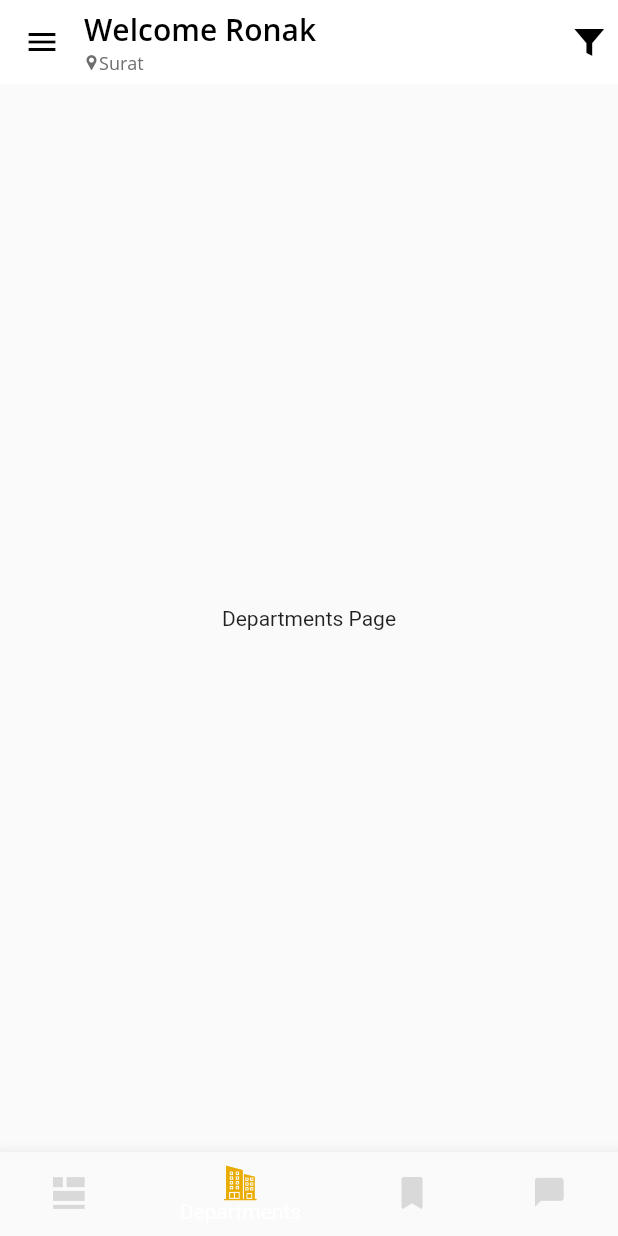
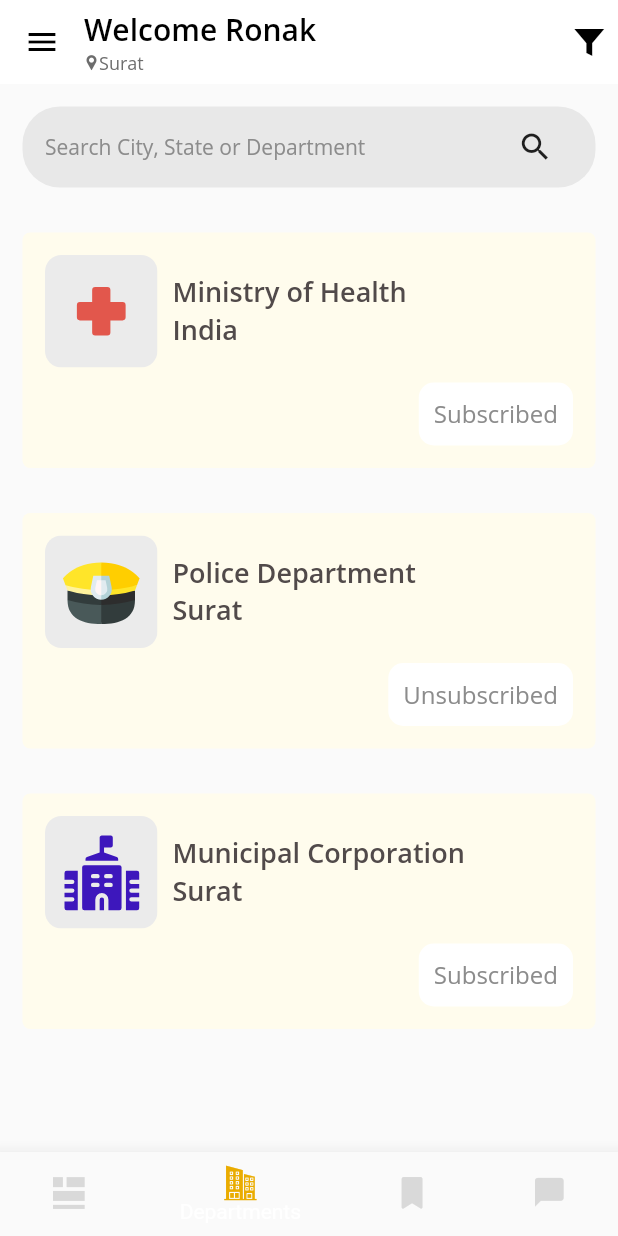
Before and after one commit to ronak197/hamara_prashasan, a Flutter app: the screen it shows after launch, item 2 of the bottom bar chosen, on a phone screen of 412 x 824 dp. Run offline on Flutter 3.47's test engine with Material 2 defaults, Android fonts, the phone set to English and light mode, and no system bars; our stand-ins replace flutter_svg; missing offline and left inert: flutter_webview_plugin.

Commit message:
Departments Page UI Created

```diff
--- /dev/null
+++ b/lib/departments_page.dart
@@ -0,0 +1,145 @@
+import 'package:flutter/material.dart';
+import 'package:flutter_svg/flutter_svg.dart';
+
+class DepartmentsPage extends StatefulWidget {
+  @override
+  _DepartmentsPageState createState() => _DepartmentsPageState();
+}
+
+class _DepartmentsPageState extends State<DepartmentsPage> {
+  @override
+  Widget build(BuildContext context) {
+    return SingleChildScrollView(
+      child: Column(
+        children: [
+          Container(
+            margin: EdgeInsets.symmetric(horizontal: 15.0, vertical: 15.0),
+            padding: EdgeInsets.symmetric(horizontal: 15.0, vertical: 15.0),
+            decoration: BoxDecoration(
+              borderRadius: BorderRadius.circular(25.0),
+              color: Colors.grey.withOpacity(0.2),
+            ),
+            child: Row(
+              children: [
+                Expanded(
+                  flex: 6,
+                  child: Text(
+                    "Search City, State or Department",
+                    style: Theme.of(context)
+                        .textTheme
+                        .headline1
+                        .copyWith(color: Color(0xff8C8C8C)),
+                    maxLines: 1,
+                    overflow: TextOverflow.ellipsis,
+                  ),
+                ),
+                Expanded(
+                  child: Icon(Icons.search),
+                ),
+              ],
+            ),
+          ),
+          DepartmentsMessageBox(
+            imageLoc: 'assets/health_avatar.svg',
+            subscribed: true,
+            title: "Ministry of Health",
+            subtitle: "India",
+          ),
+          DepartmentsMessageBox(
+            imageLoc: 'assets/police_avatar.svg',
+            subscribed: false,
+            title: "Police Department",
+            subtitle: "Surat",
+          ),
+          DepartmentsMessageBox(
+            imageLoc: 'assets/muncorp_avatar.svg',
+            subscribed: true,
+            title: "Municipal Corporation",
+            subtitle: "Surat",
+          ),
+        ],
+      ),
+    );
+  }
+}
+
+class DepartmentsMessageBox extends StatelessWidget {
+  final String imageLoc, title, subtitle;
+  final bool subscribed;
+  DepartmentsMessageBox(
+      {this.imageLoc, this.title, this.subtitle, this.subscribed});
+
+  @override
+  Widget build(BuildContext context) {
+    return Container(
+      margin: EdgeInsets.symmetric(horizontal: 15.0, vertical: 15.0),
+      padding: EdgeInsets.symmetric(horizontal: 15.0, vertical: 15.0),
+      decoration: BoxDecoration(
+        borderRadius: BorderRadius.all(Radius.circular(5.0)),
+        color: Color(0xffFFFCED),
+      ),
+      child: Column(
+        mainAxisSize: MainAxisSize.min,
+        children: [
+          Row(
+            mainAxisSize: MainAxisSize.max,
+            children: [
+              Container(
+                child: SvgPicture.asset(
+                  imageLoc,
+                ),
+              ),
+              Expanded(
+                child: Container(
+                  alignment: Alignment.topLeft,
+                  margin: EdgeInsets.only(left: 10.0),
+                  child: Column(
+                    crossAxisAlignment: CrossAxisAlignment.start,
+                    mainAxisAlignment: MainAxisAlignment.spaceBetween,
+                    mainAxisSize: MainAxisSize.min,
+                    children: [
+                      Text(
+                        title,
+                        style: Theme.of(context).textTheme.headline3.copyWith(
+                            color: Color(0xff514A4A),
+                            fontWeight: FontWeight.w600),
+                        maxLines: 1,
+                        overflow: TextOverflow.ellipsis,
+                      ),
+                      Text(
+                        subtitle,
+                        style: Theme.of(context).textTheme.headline3.copyWith(
+                            color: Color(0xff514A4A),
+                            fontWeight: FontWeight.bold),
+                        maxLines: 2,
+                        overflow: TextOverflow.ellipsis,
+                      ),
+                    ],
+                  ),
+                ),
+              ),
+            ],
+          ),
+          Align(
+            alignment: Alignment.topRight,
+            child: Container(
+              margin: EdgeInsets.only(top: 10.0),
+              padding: EdgeInsets.all(10),
+              decoration: BoxDecoration(
+                borderRadius: BorderRadius.circular(10),
+                color: Colors.white,
+              ),
+              child: Text(
+                subscribed ? "Subscribed" : "Unsubscribed",
+                style: Theme.of(context)
+                    .textTheme
+                    .headline2
+                    .copyWith(color: Color(0xff8C8C8C)),
+              ),
+            ),
+          ),
+        ],
+      ),
+    );
+  }
+}
--- a/lib/homepage.dart
+++ b/lib/homepage.dart
@@ -5,6 +5,7 @@ import 'package:flutter_svg/flutter_svg.dart';
 
 import 'package:hamaraprashasan/bottom_bar_icons_icons.dart';
 import 'package:hamaraprashasan/app_bar_icons_icons.dart';
+import 'package:hamaraprashasan/departments_page.dart';
 import 'package:hamaraprashasan/drawer_icons_icons.dart';
 import 'package:hamaraprashasan/news_feed_page.dart';
 
@@ -14,13 +15,10 @@ class HomePage extends StatefulWidget {
 }
 
 class _HomePageState extends State<HomePage> {
-
   int _currentIndex = 0;
   final List<Widget> _children = [
     NewsFeedPage(),
-    Center(
-      child: Text('Departments Page'),
-    ),
+    DepartmentsPage(),
     Center(
       child: Text('Bookmark Page'),
     ),
@@ -43,14 +41,21 @@ class _HomePageState extends State<HomePage> {
         actions: [
           Container(
             padding: EdgeInsets.all(10.0),
-              child: Icon(AppBarIcons.filter, size: 20.0,),
+            child: Icon(
+              AppBarIcons.filter,
+              size: 20.0,
+            ),
           )
         ],
         title: Column(
           crossAxisAlignment: CrossAxisAlignment.start,
           mainAxisSize: MainAxisSize.min,
           children: [
-            Text('Welcome Ronak', style: Theme.of(context).textTheme.headline4.copyWith(fontWeight: FontWeight.w600)),
+            Text('Welcome Ronak',
+                style: Theme.of(context)
+                    .textTheme
+                    .headline4
+                    .copyWith(fontWeight: FontWeight.w600)),
             Row(
               mainAxisSize: MainAxisSize.min,
               crossAxisAlignment: CrossAxisAlignment.start,
@@ -59,12 +64,21 @@ class _HomePageState extends State<HomePage> {
                 Container(
                     height: 16.0,
                     alignment: Alignment.bottomCenter,
-                      child: Center(child: Icon(AppBarIcons.location, size: 10.0, color: Color(0xff6D6D6D),))
-                  ),
+                    child: Center(
+                        child: Icon(
+                      AppBarIcons.location,
+                      size: 10.0,
+                      color: Color(0xff6D6D6D),
+                    ))),
                 Container(
                     height: 16.0,
                     alignment: Alignment.topLeft,
-                      child: Center(child: Text('Surat', style: Theme.of(context).textTheme.bodyText1.copyWith(color: Color(0xff6D6D6D)))))
+                    child: Center(
+                        child: Text('Surat',
+                            style: Theme.of(context)
+                                .textTheme
+                                .bodyText1
+                                .copyWith(color: Color(0xff6D6D6D)))))
               ],
             )
           ],
@@ -76,95 +90,141 @@ class _HomePageState extends State<HomePage> {
             UserAccountsDrawerHeader(
               currentAccountPicture: CircleAvatar(
                 radius: 50.0,
-                child: Text('RJ', style: Theme.of(context).textTheme.headline4.copyWith(color: Colors.white)),
+                child: Text('RJ',
+                    style: Theme.of(context)
+                        .textTheme
+                        .headline4
+                        .copyWith(color: Colors.white)),
               ),
-              decoration: BoxDecoration(
-                color: Color(0xff02CCFF)
+              decoration: BoxDecoration(color: Color(0xff02CCFF)),
+              accountEmail: Text(
+                'jain.ronak197@gmail.com',
+                style: Theme.of(context)
+                    .textTheme
+                    .headline1
+                    .copyWith(color: Colors.white),
               ),
-              accountEmail: Text('jain.ronak197@gmail.com', style: Theme.of(context).textTheme.headline1.copyWith(color: Colors.white),),
-              accountName: Text('Ronak Jain', style: Theme.of(context).textTheme.headline1.copyWith(fontWeight: FontWeight.w600, color: Colors.white)),
+              accountName: Text('Ronak Jain',
+                  style: Theme.of(context).textTheme.headline1.copyWith(
+                      fontWeight: FontWeight.w600, color: Colors.white)),
             ),
             InkWell(
-              onTap: (){},
+              onTap: () {},
               child: Row(
                 mainAxisAlignment: MainAxisAlignment.start,
                 mainAxisSize: MainAxisSize.max,
                 children: [
                   Container(
                       padding: EdgeInsets.all(20.0),
-                      child: Icon(DrawerIcons.notifications, color: Colors.black, size: 18.0,)
-                  ),
-                  Text('Notifications', style: Theme.of(context).textTheme.headline2,)
+                      child: Icon(
+                        DrawerIcons.notifications,
+                        color: Colors.black,
+                        size: 18.0,
+                      )),
+                  Text(
+                    'Notifications',
+                    style: Theme.of(context).textTheme.headline2,
+                  )
                 ],
               ),
             ),
             InkWell(
-              onTap: (){},
+              onTap: () {},
               child: Row(
                 mainAxisAlignment: MainAxisAlignment.start,
                 mainAxisSize: MainAxisSize.max,
                 children: [
                   Container(
                       padding: EdgeInsets.all(20.0),
-                      child: Icon(DrawerIcons.general, color: Colors.black, size: 18.0,)
-                  ),
-                  Text('General', style: Theme.of(context).textTheme.headline2,)
+                      child: Icon(
+                        DrawerIcons.general,
+                        color: Colors.black,
+                        size: 18.0,
+                      )),
+                  Text(
+                    'General',
+                    style: Theme.of(context).textTheme.headline2,
+                  )
                 ],
               ),
             ),
             InkWell(
-              onTap: (){},
+              onTap: () {},
               child: Row(
                 mainAxisAlignment: MainAxisAlignment.start,
                 mainAxisSize: MainAxisSize.max,
                 children: [
                   Container(
                       padding: EdgeInsets.all(20.0),
-                      child: Icon(DrawerIcons.account, color: Colors.black, size: 18.0,)
-                  ),
-                  Text('Account', style: Theme.of(context).textTheme.headline2,)
+                      child: Icon(
+                        DrawerIcons.account,
+                        color: Colors.black,
+                        size: 18.0,
+                      )),
+                  Text(
+                    'Account',
+                    style: Theme.of(context).textTheme.headline2,
+                  )
                 ],
               ),
             ),
             InkWell(
-              onTap: (){},
+              onTap: () {},
               child: Row(
                 mainAxisAlignment: MainAxisAlignment.start,
                 mainAxisSize: MainAxisSize.max,
                 children: [
                   Container(
                       padding: EdgeInsets.all(20.0),
-                      child: Icon(DrawerIcons.privacy, color: Colors.black, size: 18.0,)
-                  ),
-                  Text('Privacy', style: Theme.of(context).textTheme.headline2,)
+                      child: Icon(
+                        DrawerIcons.privacy,
+                        color: Colors.black,
+                        size: 18.0,
+                      )),
+                  Text(
+                    'Privacy',
+                    style: Theme.of(context).textTheme.headline2,
+                  )
                 ],
               ),
             ),
             InkWell(
-              onTap: (){},
+              onTap: () {},
               child: Row(
                 mainAxisAlignment: MainAxisAlignment.start,
                 mainAxisSize: MainAxisSize.max,
                 children: [
                   Container(
                       padding: EdgeInsets.all(20.0),
-                      child: Icon(DrawerIcons.blacklist, color: Colors.black, size: 18.0,)
-                  ),
-                  Text('Block', style: Theme.of(context).textTheme.headline2,)
+                      child: Icon(
+                        DrawerIcons.blacklist,
+                        color: Colors.black,
+                        size: 18.0,
+                      )),
+                  Text(
+                    'Block',
+                    style: Theme.of(context).textTheme.headline2,
+                  )
                 ],
               ),
             ),
             InkWell(
-              onTap: (){},
+              onTap: () {},
               child: Row(
                 mainAxisAlignment: MainAxisAlignment.start,
                 mainAxisSize: MainAxisSize.max,
                 children: [
                   Container(
                       padding: EdgeInsets.all(20.0),
-                      child: Icon(DrawerIcons.help, color: Colors.black, size: 18.0,)
-                  ),
-                  Text('Help', style: Theme.of(context).textTheme.headline2,)
+                      child: Icon(
+                        DrawerIcons.help,
+                        color: Colors.black,
+                        size: 18.0,
+                      )),
+                  Text(
+                    'Help',
+                    style: Theme.of(context).textTheme.headline2,
+                  )
                 ],
               ),
             )
@@ -175,42 +235,97 @@ class _HomePageState extends State<HomePage> {
         elevation: 10.0,
         showSelectedLabels: true,
         currentIndex: _currentIndex,
-        onTap: (i){
+        onTap: (i) {
           setState(() {
             _currentIndex = i;
           });
         },
         items: [
           BottomNavigationBarItem(
-            activeIcon: Icon(BottomBarIcons.feed, color: Color(0xff02CCFF), size: 20.0,),
-            icon: Icon(BottomBarIcons.feed, color: Color(0xffD9D9D9), size: 21.0,),
+              activeIcon: Icon(
+                BottomBarIcons.feed,
+                color: Color(0xff02CCFF),
+                size: 20.0,
+              ),
+              icon: Icon(
+                BottomBarIcons.feed,
+                color: Color(0xffD9D9D9),
+                size: 21.0,
+              ),
               title: Padding(
                 padding: const EdgeInsets.all(2.0),
-              child: Text('News Feed', style: Theme.of(context).textTheme.bodyText1.copyWith(color: Color(0xff514A4A)),),
-            )
+                child: Text(
+                  'News Feed',
+                  style: Theme.of(context)
+                      .textTheme
+                      .bodyText1
+                      .copyWith(color: Color(0xff514A4A)),
                 ),
+              )),
           BottomNavigationBarItem(
-            activeIcon: Icon(BottomBarIcons.department, color: Color(0xffEAAC00), size: 23.0,),
-            icon: Icon(BottomBarIcons.department, color: Color(0xffD9D9D9), size: 22.0,),
+            activeIcon: Icon(
+              BottomBarIcons.department,
+              color: Color(0xffEAAC00),
+              size: 23.0,
+            ),
+            icon: Icon(
+              BottomBarIcons.department,
+              color: Color(0xffD9D9D9),
+              size: 22.0,
+            ),
             title: Padding(
               padding: const EdgeInsets.all(2.0),
-              child: Text('Departments', style: Theme.of(context).textTheme.bodyText1.copyWith(color: Color(0xff514A4A)),),
+              child: Text(
+                'Departments',
+                style: Theme.of(context)
+                    .textTheme
+                    .bodyText1
+                    .copyWith(color: Color(0xff514A4A)),
+              ),
             ),
           ),
           BottomNavigationBarItem(
-            activeIcon: Icon(BottomBarIcons.bookmark, color: Color(0xff01E14C), size: 22.0,),
-            icon: Icon(BottomBarIcons.bookmark, color: Color(0xffD9D9D9), size: 21.0,),
+            activeIcon: Icon(
+              BottomBarIcons.bookmark,
+              color: Color(0xff01E14C),
+              size: 22.0,
+            ),
+            icon: Icon(
+              BottomBarIcons.bookmark,
+              color: Color(0xffD9D9D9),
+              size: 21.0,
+            ),
             title: Padding(
               padding: const EdgeInsets.all(2.0),
-              child: Text('Bookmarks', style: Theme.of(context).textTheme.bodyText1.copyWith(color: Color(0xff514A4A)),),
+              child: Text(
+                'Bookmarks',
+                style: Theme.of(context)
+                    .textTheme
+                    .bodyText1
+                    .copyWith(color: Color(0xff514A4A)),
+              ),
             ),
           ),
           BottomNavigationBarItem(
-            activeIcon: Icon(BottomBarIcons.chat_bubble, color: Color(0xffF3E47A), size: 21.0,),
-            icon: Icon(BottomBarIcons.chat_bubble, color: Color(0xffD9D9D9), size: 19.0,),
+            activeIcon: Icon(
+              BottomBarIcons.chat_bubble,
+              color: Color(0xffF3E47A),
+              size: 21.0,
+            ),
+            icon: Icon(
+              BottomBarIcons.chat_bubble,
+              color: Color(0xffD9D9D9),
+              size: 19.0,
+            ),
             title: Padding(
               padding: const EdgeInsets.all(2.0),
-              child: Text('Chat Page', style: Theme.of(context).textTheme.bodyText1.copyWith(color: Color(0xff514A4A)),),
+              child: Text(
+                'Chat Page',
+                style: Theme.of(context)
+                    .textTheme
+                    .bodyText1
+                    .copyWith(color: Color(0xff514A4A)),
+              ),
             ),
           ),
         ],
```
Also changed, not shown: pubspec.lock. Lines whose indentation alone changed are shown as unchanged.
